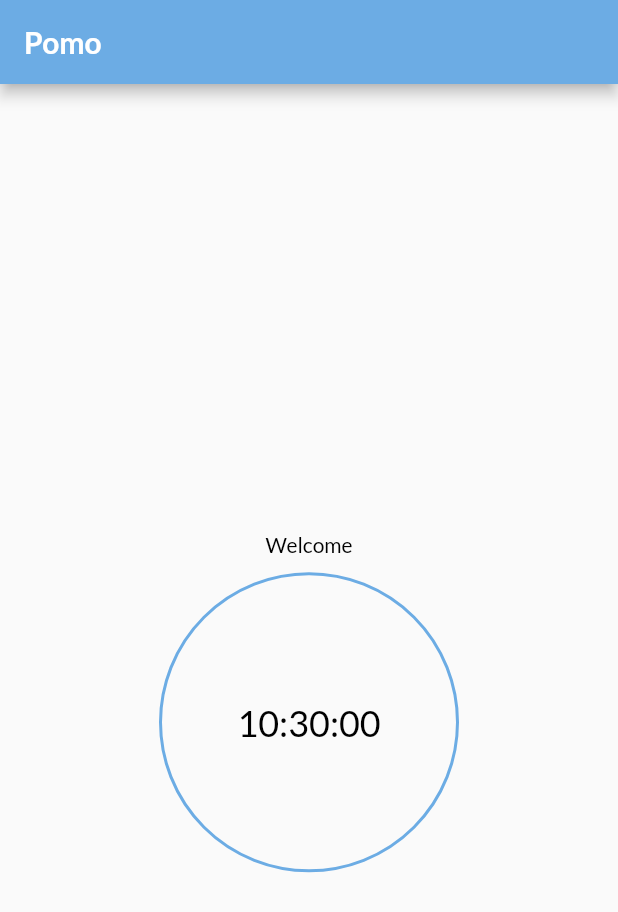
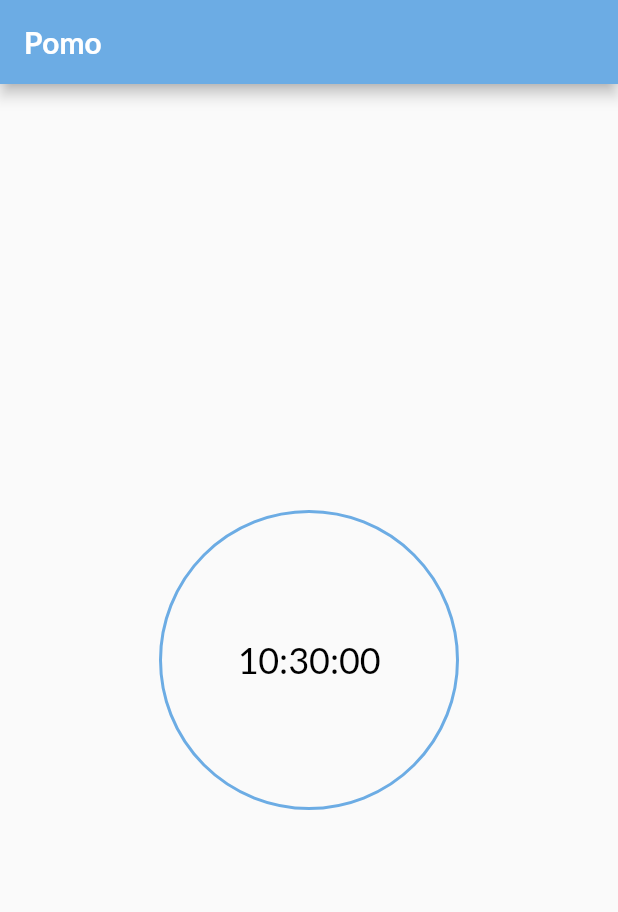
Before and after one commit to zullapo/pomo, a Flutter app: the screen it shows after launch, on a phone screen of 412 x 824 dp. Shown: the top 912 px of the screen. Run offline on Flutter 3.47's test engine with Material 2 defaults, Android fonts, the phone set to English and light mode, and no system bars; our stand-ins replace universal_platform; missing offline and left inert: responsive_ui.

Commit message:
Align timer to center with the screen's available height

```diff
--- a/lib/app/home.dart
+++ b/lib/app/home.dart
@@ -10,22 +10,29 @@ class Home extends StatelessWidget {
 
   @override
   Widget build(BuildContext context) {
+    final mediaQuery = MediaQuery.of(context);
+
+    final AppBar appBar = AppBar(
+      backgroundColor: AppColors.skyBlue,
+      title: const Text(
+        "Pomo",
+      ),
+    );
+
+    final double availableHeight = mediaQuery.size.height -
+        appBar.preferredSize.height -
+        mediaQuery.padding.top;
+
     final bodyPage = SafeArea(
       child: SingleChildScrollView(
         physics: const AlwaysScrollableScrollPhysics(),
         child: Container(
-          height: MediaQuery.of(context).size.height,
+          height: availableHeight,
           alignment: Alignment.center,
           child: Column(
             mainAxisAlignment: MainAxisAlignment.center,
+            crossAxisAlignment: CrossAxisAlignment.center,
             children: [
-              Text(
-                "Welcome",
-                style: Theme.of(context).textTheme.bodyMedium,
-              ),
-              const SizedBox(
-                height: 10,
-              ),
               AppTimer(
                 dateTime: DateTime.now(),
               ),
@@ -34,6 +41,7 @@ class Home extends StatelessWidget {
         ),
       ),
     );
+
 
     return !isIos
         ? Scaffold(
```
